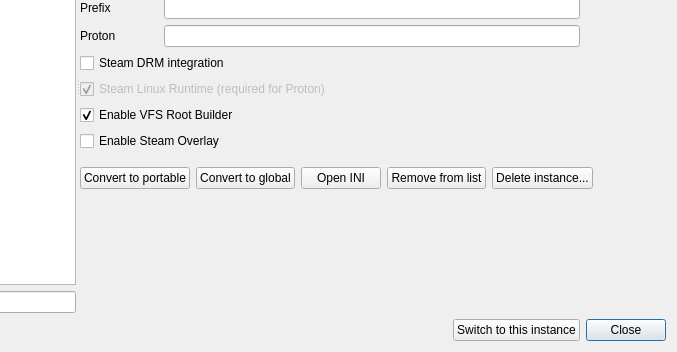
First picture: the form in src/src/instancemanagerdialog.ui, repository saghm/Fluorine-Manager, before the edit; both pictures show x 207 to 884 and y 187 to 539 of the 884 by 539 pixel window.
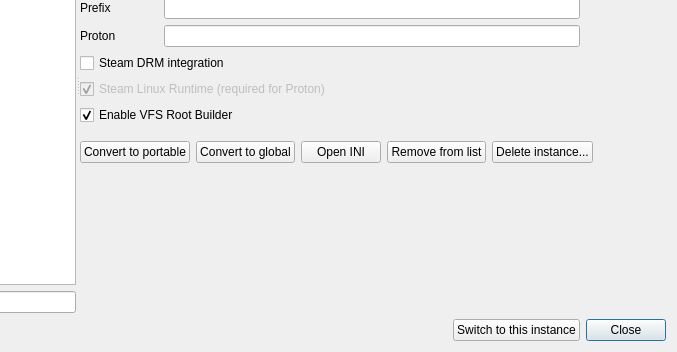
Second picture: the form after the edit. Icons and pictures are not drawn. Custom widgets are drawn as their Qt base class.

```diff
--- a/src/src/instancemanagerdialog.ui
+++ b/src/src/instancemanagerdialog.ui
@@ -353,16 +353,6 @@
                  </property>
                 </widget>
                </item>
-               <item row="13" column="0" colspan="2">
-                <widget class="QCheckBox" name="steamOverlayCheckBox">
-                 <property name="text">
-                  <string>Enable Steam Overlay</string>
-                 </property>
-                 <property name="toolTip">
-                  <string>Inject the Steam overlay (Shift+Tab) into the game. Requires Steam running, the game's Steam App ID set, and that you own the game on Steam. Combines LD_PRELOAD of gameoverlayrenderer.so with the Steam Vulkan overlay layer (needed for DXVK-rendered games like Skyrim/Fallout).</string>
-                 </property>
-                </widget>
-               </item>
               </layout>
              </widget>
             </item>
```
